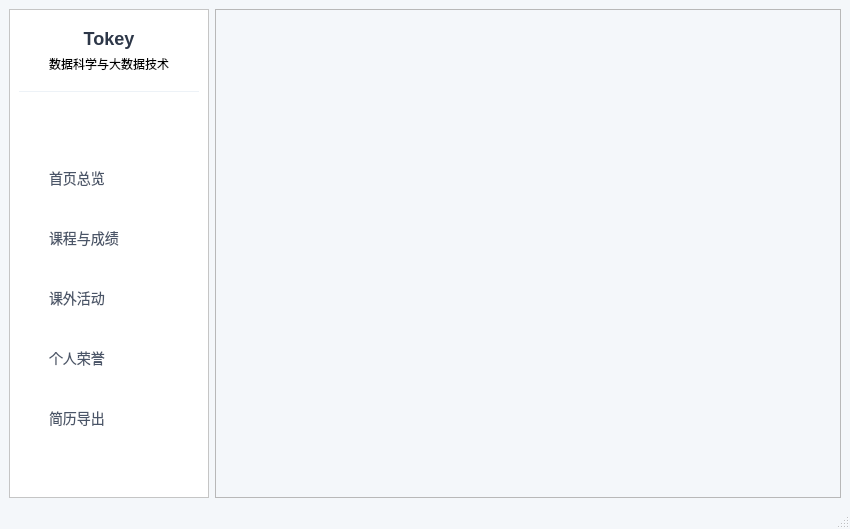
Qt form ui/mainwindow.ui (TokeyTuT/CollegeTracker) before a commit.
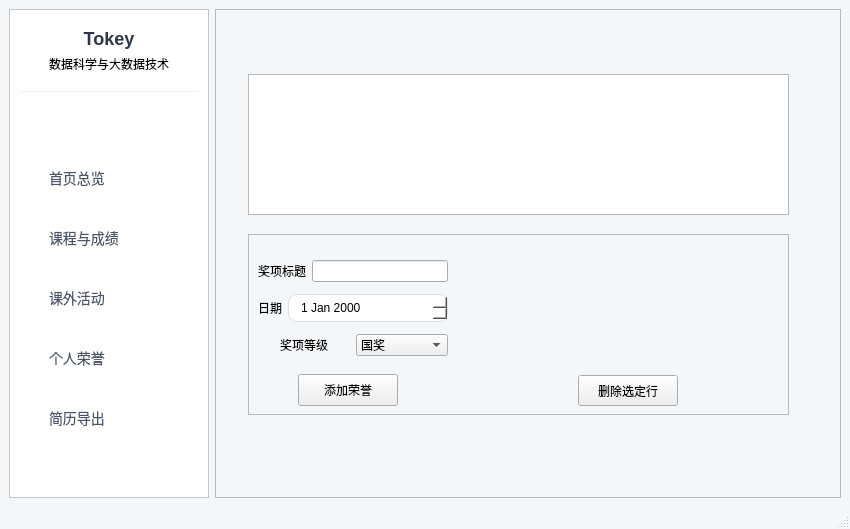
The same form after that commit. The open tabs and pages were chosen to show the change.

Commit message: 完成了Award模块的 UI 设计与基本框架

Patch:
```diff
--- a/ui/mainwindow.ui
+++ b/ui/mainwindow.ui
@@ -567,7 +567,163 @@
          </property>
         </widget>
        </widget>
-       <widget class="QWidget" name="awardPage"/>
+       <widget class="QWidget" name="awardPage">
+        <widget class="QTableView" name="awardTableView">
+         <property name="geometry">
+          <rect>
+           <x>20</x>
+           <y>0</y>
+           <width>541</width>
+           <height>141</height>
+          </rect>
+         </property>
+        </widget>
+        <widget class="QFrame" name="addAwardFrame">
+         <property name="geometry">
+          <rect>
+           <x>20</x>
+           <y>160</y>
+           <width>541</width>
+           <height>181</height>
+          </rect>
+         </property>
+         <property name="frameShape">
+          <enum>QFrame::Shape::StyledPanel</enum>
+         </property>
+         <property name="frameShadow">
+          <enum>QFrame::Shadow::Raised</enum>
+         </property>
+         <widget class="QPushButton" name="addAwardBtn">
+          <property name="geometry">
+           <rect>
+            <x>50</x>
+            <y>140</y>
+            <width>100</width>
+            <height>32</height>
+           </rect>
+          </property>
+          <property name="text">
+           <string>添加荣誉</string>
+          </property>
+         </widget>
+         <widget class="QPushButton" name="delAwardBtn">
+          <property name="geometry">
+           <rect>
+            <x>330</x>
+            <y>141</y>
+            <width>100</width>
+            <height>31</height>
+           </rect>
+          </property>
+          <property name="text">
+           <string>删除选定行</string>
+          </property>
+         </widget>
+         <widget class="QWidget" name="">
+          <property name="geometry">
+           <rect>
+            <x>10</x>
+            <y>20</y>
+            <width>190</width>
+            <height>109</height>
+           </rect>
+          </property>
+          <layout class="QVBoxLayout" name="verticalLayout_5">
+           <item>
+            <layout class="QHBoxLayout" name="horizontalLayout_8">
+             <item>
+              <widget class="QLabel" name="addAwardTitleLbl">
+               <property name="text">
+                <string>&lt;html&gt;&lt;head/&gt;&lt;body&gt;&lt;p align=&quot;center&quot;&gt;奖项标题&lt;/p&gt;&lt;/body&gt;&lt;/html&gt;</string>
+               </property>
+              </widget>
+             </item>
+             <item>
+              <widget class="QLineEdit" name="addAwardLine"/>
+             </item>
+            </layout>
+           </item>
+           <item>
+            <layout class="QHBoxLayout" name="horizontalLayout_10">
+             <item>
+              <widget class="QLabel" name="addAwardDateLbl">
+               <property name="minimumSize">
+                <size>
+                 <width>24</width>
+                 <height>0</height>
+                </size>
+               </property>
+               <property name="maximumSize">
+                <size>
+                 <width>24</width>
+                 <height>24</height>
+                </size>
+               </property>
+               <property name="text">
+                <string>&lt;html&gt;&lt;head/&gt;&lt;body&gt;&lt;p&gt;日期&lt;/p&gt;&lt;/body&gt;&lt;/html&gt;</string>
+               </property>
+              </widget>
+             </item>
+             <item>
+              <widget class="QDateEdit" name="addAwardDateLine">
+               <property name="styleSheet">
+                <string notr="true">/* 针对 QDateEdit 的美化 */
+QDateEdit {
+    border: 1px solid #DCDFE6;
+    border-radius: 8px;
+    padding: 5px 10px;
+    background: white;
+    selection-background-color: #5B56F1; /* 选中时的颜色 */
+}
+
+
+
+/* 甚至可以给弹出的日历窗口也换个皮肤 */
+QCalendarWidget QWidget {
+    background-color: white;
+}
+QCalendarWidget QAbstractItemView:enabled {
+    selection-background-color: #5B56F1;
+}</string>
+               </property>
+              </widget>
+             </item>
+            </layout>
+           </item>
+           <item>
+            <layout class="QHBoxLayout" name="horizontalLayout_5">
+             <item>
+              <widget class="QLabel" name="addAwardLevelLbl">
+               <property name="text">
+                <string>&lt;html&gt;&lt;head/&gt;&lt;body&gt;&lt;p align=&quot;center&quot;&gt;奖项等级&lt;/p&gt;&lt;/body&gt;&lt;/html&gt;</string>
+               </property>
+              </widget>
+             </item>
+             <item>
+              <widget class="QComboBox" name="addAwardLevelCBox">
+               <item>
+                <property name="text">
+                 <string>国奖</string>
+                </property>
+               </item>
+               <item>
+                <property name="text">
+                 <string>省奖</string>
+                </property>
+               </item>
+               <item>
+                <property name="text">
+                 <string>校奖</string>
+                </property>
+               </item>
+              </widget>
+             </item>
+            </layout>
+           </item>
+          </layout>
+         </widget>
+        </widget>
+       </widget>
        <widget class="QWidget" name="profilePage"/>
       </widget>
      </widget>
```
Left out of the diff: 4 changed lines with no effect on the pictures. The commit also changes 2 other files.
